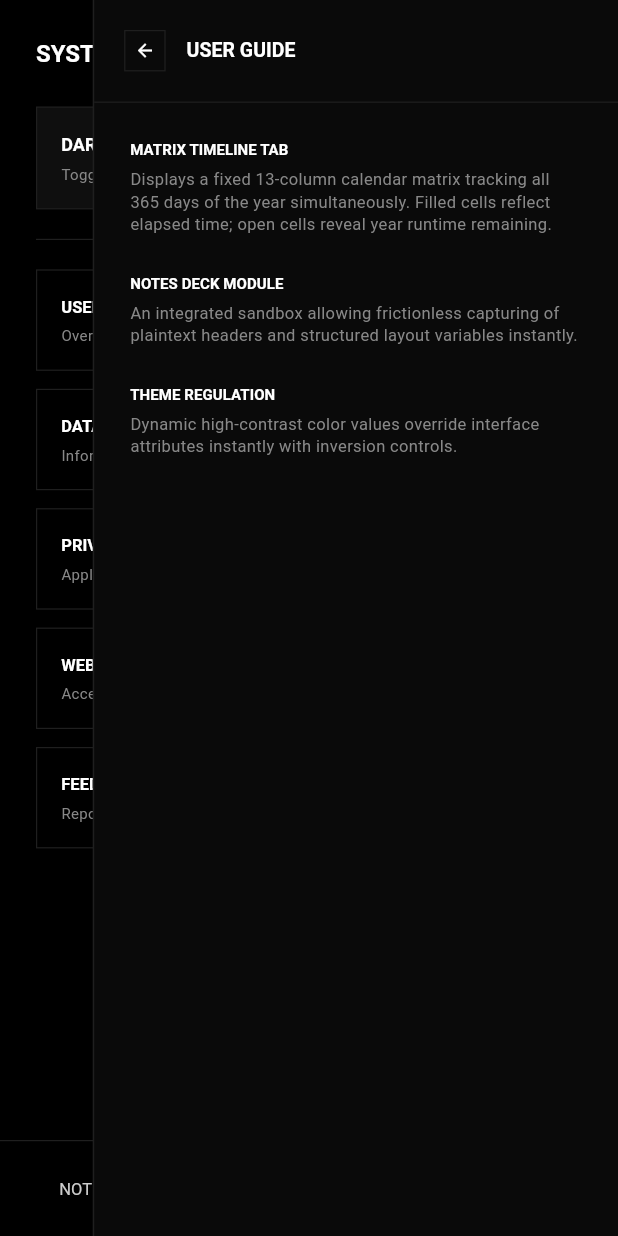
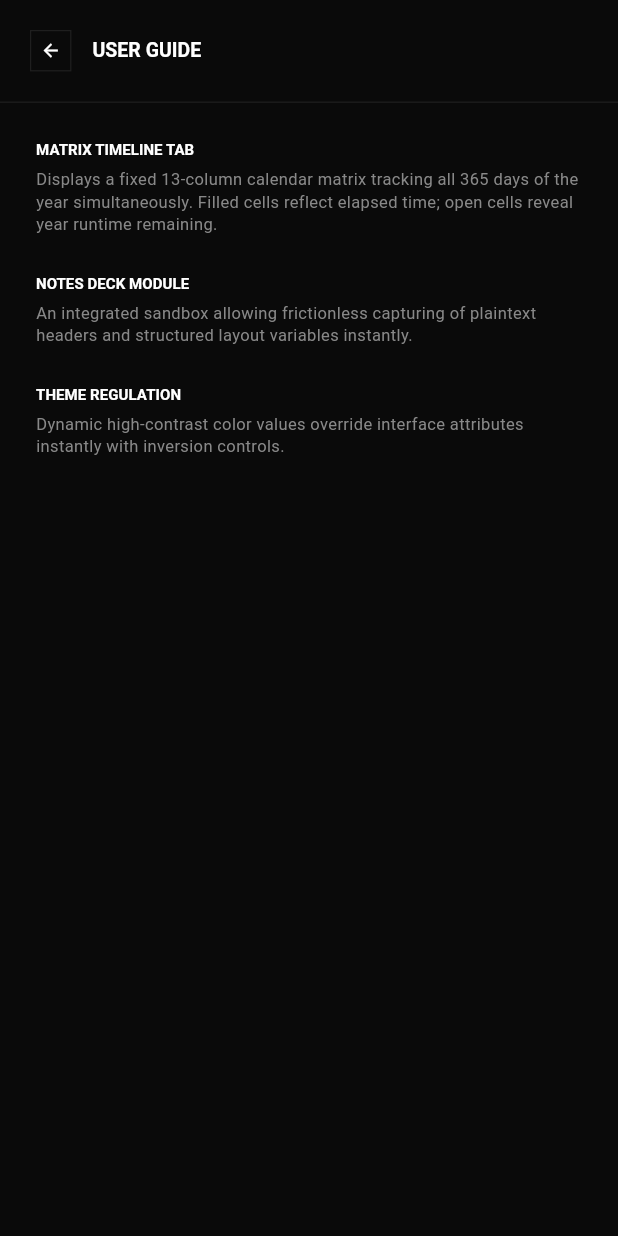
Before and after one commit to darshseraphic/Rocen, a Flutter app: the screen it shows after launch, item 5 of the bottom bar chosen, after a tap on "USER GUIDE", on a phone screen of 412 x 824 dp. Run offline on Flutter 3.47's test engine with Material 3 defaults, Android fonts, the phone set to English and light mode, and no system bars; our stand-ins replace file_picker, flutter_riverpod, hive_flutter; missing offline and left inert: photo_manager; accounts and stored records are empty.

Commit message:
initial commit

```diff
--- a/lib/features/settings.dart
+++ b/lib/features/settings.dart
@@ -5,7 +5,7 @@ import '../main.dart';
 class SettingsScreen extends ConsumerWidget {
   const SettingsScreen({super.key});
 
-  // CUSTOM ROUTE BUILDER FOR THE RIGHT-TO-LEFT SMOOTH TAB SLIDE EFFECT (NO SHADOWS)
+  // CUSTOM ROUTE BUILDER FOR THE RIGHT-TO-LEFT SMOOTH TAB SLIDE EFFECT (100% FULL PAGE)
   void _showSlidingPanel(BuildContext context, String title, List<Widget> children, bool isDark) {
     Navigator.of(context).push(
       PageRouteBuilder(
@@ -17,8 +17,7 @@ class SettingsScreen extends ConsumerWidget {
           final borderColor = isDark ? const Color(0xFF1F1F1F) : const Color(0xFFE5E5E5);
 
           return Scaffold(
-            // Removed opacity/shadow background tint for a perfectly clean entry
-            backgroundColor: Colors.transparent,
+            backgroundColor: Colors.transparent, // Flat aesthetic, no shadow background overlay
             body: Stack(
               children: [
                 GestureDetector(
@@ -28,12 +27,11 @@ class SettingsScreen extends ConsumerWidget {
                 Align(
                   alignment: Alignment.centerRight,
                   child: FractionallySizedBox(
-                    widthFactor: 0.85,
+                    widthFactor: 1.0, // FIX: Set to 1.0 to ensure it claims 100% of the screen width
                     heightFactor: 1.0,
                     child: Container(
                       decoration: BoxDecoration(
                         color: panelBg,
-                        border: Border(left: BorderSide(color: borderColor, width: 1.0)),
                       ),
                       child: SafeArea(
                         child: Column(
@@ -69,7 +67,7 @@ class SettingsScreen extends ConsumerWidget {
                             ),
                             Divider(color: borderColor, height: 1, thickness: 0.8),
 
-                            // SCROLLABLE BODY LOGIC
+                            // SCROLLABLE PANEL CONTENT BLOCK
                             Expanded(
                               child: ListView(
                                 physics: const BouncingScrollPhysics(),
@@ -156,7 +154,7 @@ class SettingsScreen extends ConsumerWidget {
     );
   }
 
-  // FACTORY METHOD FOR REUSABLE STRUCTURAL SYSTEM TILES
+  // REUSABLE STRUCTURAL TILES FACTORY
   Widget _buildMenuTile({
     required String title,
     required String subtitle,
@@ -243,7 +241,7 @@ class SettingsScreen extends ConsumerWidget {
             ),
             const SizedBox(height: 24),
 
-            // DARK MODE SETTING CARD CONTAINER
+            // SYSTEM SYSTEM-WIDE DARK THEME CONFIG
             Container(
               padding: const EdgeInsets.all(16),
               decoration: BoxDecoration(
```
Also changed, not shown: pubspec.yaml (+14 -0 lines), assets/logo.png (added), pubspec.lock, 28 other files.
